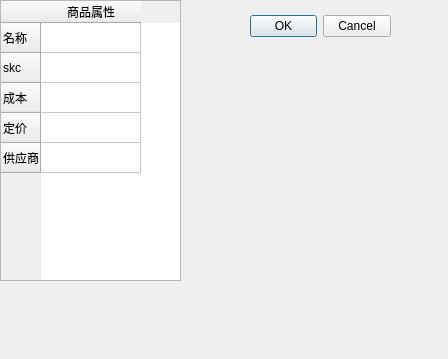
Before: the Qt Designer form addgoods_dialog.ui in chen03-1/qt-shopping, drawn with Qt 5.
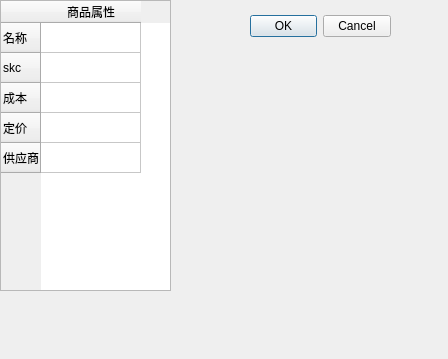
After: the same form once the commit is applied.

```diff
--- a/addgoods_dialog.ui
+++ b/addgoods_dialog.ui
@@ -10,6 +10,12 @@
     <height>359</height>
    </rect>
   </property>
+  <property name="sizePolicy">
+   <sizepolicy hsizetype="Preferred" vsizetype="Minimum">
+    <horstretch>0</horstretch>
+    <verstretch>0</verstretch>
+   </sizepolicy>
+  </property>
   <property name="windowTitle">
    <string>Dialog</string>
   </property>
@@ -34,10 +40,22 @@
     <rect>
      <x>0</x>
      <y>0</y>
-     <width>181</width>
-     <height>281</height>
+     <width>171</width>
+     <height>291</height>
     </rect>
    </property>
+   <property name="sizePolicy">
+    <sizepolicy hsizetype="Expanding" vsizetype="MinimumExpanding">
+     <horstretch>0</horstretch>
+     <verstretch>0</verstretch>
+    </sizepolicy>
+   </property>
+   <property name="minimumSize">
+    <size>
+     <width>0</width>
+     <height>291</height>
+    </size>
+   </property>
    <row>
     <property name="text">
      <string>名称</string>
```
